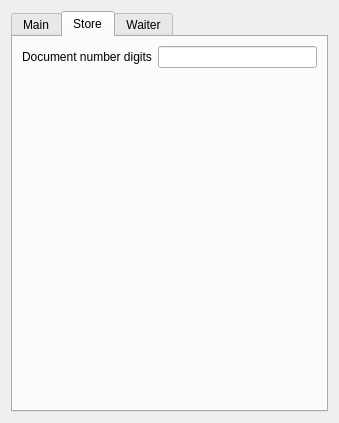
Old version of the form Reports/c5settingswidget.ui in the repository End1-1/Cafe5.
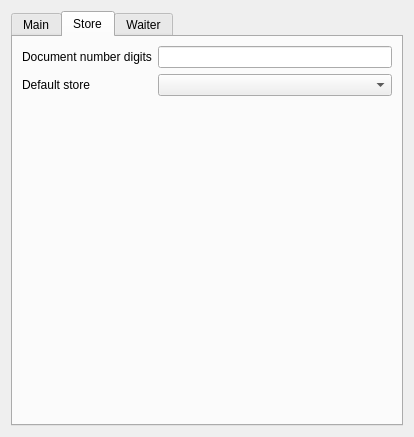
New version of the form. The open tabs and pages were chosen to show the change. Custom widgets are drawn as their Qt base class.

The edit to the form file:
```diff
--- a/Reports/c5settingswidget.ui
+++ b/Reports/c5settingswidget.ui
@@ -6,8 +6,8 @@
    <rect>
     <x>0</x>
     <y>0</y>
-    <width>339</width>
-    <height>423</height>
+    <width>414</width>
+    <height>437</height>
    </rect>
   </property>
   <property name="minimumSize">
@@ -95,21 +95,28 @@
        <string>Store</string>
       </attribute>
       <layout class="QGridLayout" name="gridLayout_2">
-       <item row="0" column="1">
-        <widget class="C5LineEdit" name="leDocNumDigits">
-         <property name="Tag" stdset="0">
-          <number>13</number>
-         </property>
-        </widget>
-       </item>
-       <item row="0" column="0">
+       <item row="0" column="0" colspan="2">
         <widget class="QLabel" name="label_13">
          <property name="text">
           <string>Document number digits</string>
          </property>
         </widget>
        </item>
-       <item row="1" column="1">
+       <item row="0" column="2">
+        <widget class="C5LineEdit" name="leDocNumDigits">
+         <property name="Tag" stdset="0">
+          <number>13</number>
+         </property>
+        </widget>
+       </item>
+       <item row="1" column="0">
+        <widget class="QLabel" name="label_17">
+         <property name="text">
+          <string>Default store</string>
+         </property>
+        </widget>
+       </item>
+       <item row="2" column="2">
         <spacer name="verticalSpacer">
          <property name="orientation">
           <enum>Qt::Vertical</enum>
@@ -122,6 +129,13 @@
          </property>
         </spacer>
        </item>
+       <item row="1" column="2">
+        <widget class="C5ComboBox" name="cbDefaultStore">
+         <property name="Tag" stdset="0">
+          <number>14</number>
+         </property>
+        </widget>
+       </item>
       </layout>
      </widget>
      <widget class="QWidget" name="tab_3">
@@ -317,16 +331,16 @@
   </layout>
  </widget>
  <customwidgets>
-  <customwidget>
-   <class>C5LineEditWithSelector</class>
-   <extends>QLineEdit</extends>
-   <header location="global">c5lineeditwithselector.h</header>
-  </customwidget>
   <customwidget>
    <class>C5LineEdit</class>
    <extends>QLineEdit</extends>
    <header location="global">c5lineedit.h</header>
   </customwidget>
+  <customwidget>
+   <class>C5LineEditWithSelector</class>
+   <extends>QLineEdit</extends>
+   <header location="global">c5lineeditwithselector.h</header>
+  </customwidget>
   <customwidget>
    <class>C5ComboBox</class>
    <extends>QComboBox</extends>
```
Left out of the diff: 168 changed lines with no effect on the pictures.
